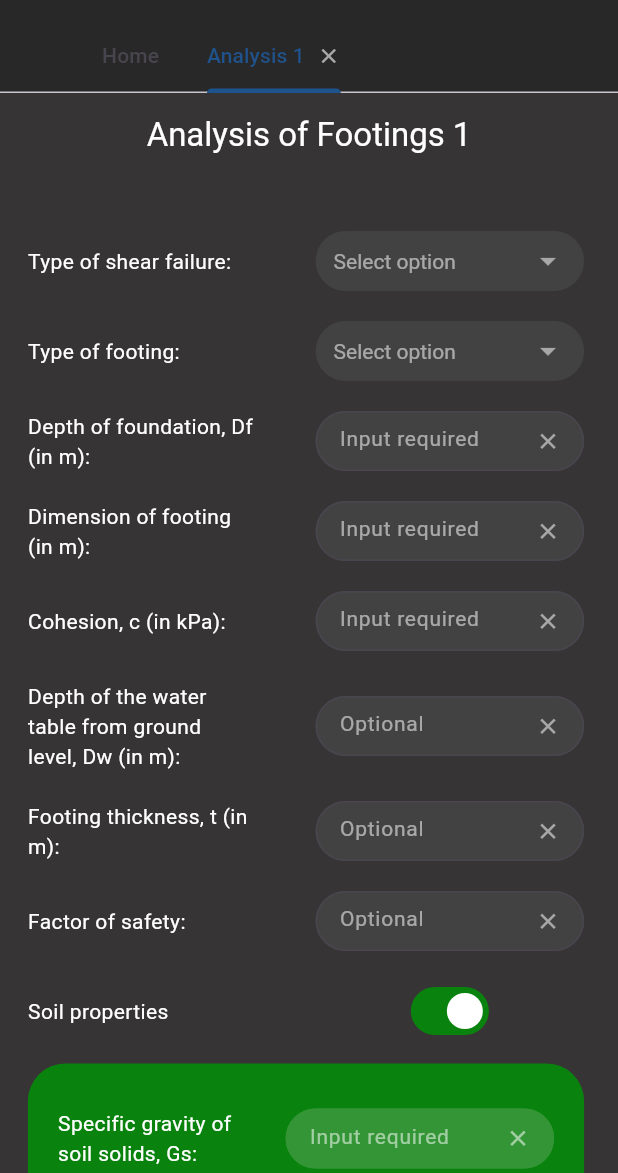
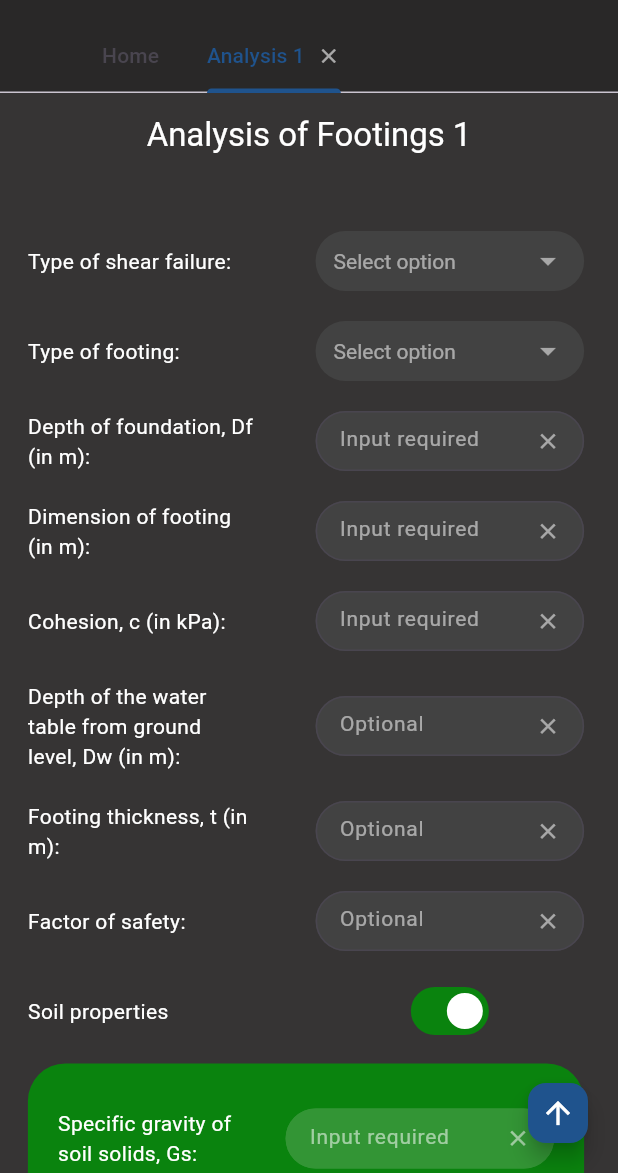
Before and after one commit to raymunddd/foundcalc, a Flutter app: the screen it shows after launch, after a tap on "Analysis of Footings", on a phone screen of 412 x 824 dp, the part 63-1236 px from its top. Run offline on Flutter 3.47's test engine with Material 3 defaults, Android fonts, the phone set to English and light mode, and no system bars.

Commit message:
Floating Icon

```diff
--- a/foundcalc/lib/settings/anal_rectmoment_state.dart
+++ b/foundcalc/lib/settings/anal_rectmoment_state.dart
@@ -1,12 +1,14 @@
 class AnalRectMomentState {
-  //String? selectedSoilType;
-  //String? selectedFootingType;
-  String inputNumberOne = '';
-  String inputNumberTwo = '';
-  String inputNumberThree= '';
-  //String waterTableDistance = '';
-  //String baseOfFoundation = '';
-  final String title;
+  String title;
+  String inputNumberOne;
+  String inputNumberTwo;
+  String inputNumberThree;
+  bool scrollToTop = false;
 
-  AnalRectMomentState({required this.title});
+  AnalRectMomentState({
+    required this.title,
+    this.inputNumberOne = '',
+    this.inputNumberTwo = '',
+    this.inputNumberThree = '',
+  });
 }
--- a/foundcalc/lib/settings/analysis_state.dart
+++ b/foundcalc/lib/settings/analysis_state.dart
@@ -40,6 +40,7 @@ class AnalysisState {
     bool isGammaDryEnabled = true;
     bool isGammaMoistEnabled = true;
     bool showResults = false;
+      bool scrollToTop = false;
 
 //Final answer, No erasures
     double? finalAnswerP;
--- a/foundcalc/lib/settings/design_state.dart
+++ b/foundcalc/lib/settings/design_state.dart
@@ -5,6 +5,7 @@ class DesignState {
   //String waterTableDistance = '';
   //String baseOfFoundation = '';
   final String title;
+    bool scrollToTop = false;
 
   DesignState({required this.title});
 }
--- a/foundcalc/lib/tab_home.dart
+++ b/foundcalc/lib/tab_home.dart
@@ -25,8 +25,6 @@ class _TabbedHomePageState extends State<TabbedHomePage>
   Map<String, AnalRectMomentState> analRectMomentStates = {}; // Initialize empty
   Map<String, DesignState> designStates = {};
 
-
-
   @override
   void initState() {
     super.initState();
@@ -38,8 +36,6 @@ class _TabbedHomePageState extends State<TabbedHomePage>
     _tabController.dispose(); // Dispose of the TabController
     super.dispose();
   }
-
-
 
 //ANALYSIS
   void _addAnalysisItem() {
@@ -152,46 +148,6 @@ class _TabbedHomePageState extends State<TabbedHomePage>
     });
   }
 
-
-  /*TEMPLATE KUNG LALAGAY NG IBA PANG CALC
-
-  void _add<[NameNgCalc]>Item() {
-    setState(() {
-      int nextNumber = _getNextNumber(<[NameNgCalc]>Items, "Analysis");
-    String newItem = 'Name $nextNumber';
-    <[NameNgCalc]>Items.add(newItem);
-    <[NameNgCalc]>States[newItem] = <[NameNgCalc]>State(title: newItem); // Create state
-
-      _tabs.add(newItem); // Add to tabs list for display
-      _tabController = TabController(length: _tabs.length, vsync: this);
-      _tabController.animateTo(_tabs.length - 1); // Switch to the new tab
-      _tabCounter++;
-    });
-  }
-
-  void _remove<[NameNgCalc]>Item(int index) {
-    setState(() {
-            String tabToRemove = _tabs[index];
-            int <[NameNgCalc]>Index = <[NameNgCalc]>Items.indexOf(tabToRemove);
-
-            if (<[NameNgCalc]>Index != -1) {
-              // Remove from analysisItems and states
-              String removedTab = <[NameNgCalc]>Items.removeAt(<[NameNgCalc]>Index);
-              <[NameNgCalc]>States.remove(removedTab);
-
-              // Remove from tabs
-              _tabs.removeAt(index);
-
-              // UPDATE (Wag kalimutan)
-              _tabController = TabController(length: _tabs.length, vsync: this);
-              if (_tabController.index >= _tabs.length && _tabs.isNotEmpty) {
-                _tabController.animateTo(_tabs.length - 1);
-              }
-            }
-          });
-        } */
-
-
   int _getNextNumber(List<String> items, String type) {
     if (items.isEmpty) return 1;
 
@@ -202,11 +158,6 @@ class _TabbedHomePageState extends State<TabbedHomePage>
     int maxNumber = existingNumbers.isEmpty ? 0 : existingNumbers.reduce((a, b) => a > b ? a : b);
     return maxNumber + 1;
   }
-
-
-
-
-
 
   @override
   Widget build(BuildContext context) {
@@ -350,35 +301,6 @@ class _TabbedHomePageState extends State<TabbedHomePage>
                     },
                   ),
               ],
-
-              /*
-              if (<[NameNgCalc]>Items.isNotEmpty) ...[
-                ListTile(
-                  tileColor: Color(0xFF414141),
-                  title: Text(
-                    'Design Tabs',
-                    style: TextStyle(fontWeight: FontWeight.bold, color: Colors.white),
-                  ),
-                ),
-                for (int i = 0; i < <[NameNgCalc]>Items.length; i++)
-                  ListTile(
-                    tileColor: Color(0xFF414141),
-                    title: Text(
-                      <[NameNgCalc]>Items[i],
-                      style: TextStyle(color: Colors.white),
-                    ),
-                    trailing: IconButton(
-                      icon: Icon(Icons.delete, color: Colors.white),
-                      onPressed: () => _remove<[NameNgCalc]>Item(i+1), //+1 because home is index 0
-                    ),
-                    onTap: () {
-                      _tabController.animateTo(analysisItems.length + i + 1); //+1 because home is index 0
-                      Navigator.of(context).pop(); // Close the drawer
-                    },
-                  ),
-              ],*/
-
-
               ListTile(
                 tileColor: Color(0xFF414141),
                 title: Text(
@@ -411,7 +333,7 @@ class _TabbedHomePageState extends State<TabbedHomePage>
                   mainAxisAlignment: MainAxisAlignment.center,
                   children: [
                     Text(
-                      "Welcome to Block B’s Footing Calculator!",
+                      "Welcome to Block B's Footing Calculator!",
                       style: TextStyle(
                         fontSize: 24,
                         color: Colors.white,
@@ -462,50 +384,92 @@ class _TabbedHomePageState extends State<TabbedHomePage>
             // Analysis and Design pages will be added dynamically
             // They will be added in the TabBarView based on _tabs list
 
-
-
   //View Tabs
           ..._tabs.where((title) => title != 'Home').map((title) {
-            //Copy paste nalang natin to if need gumawa bagong calc
             if (title.startsWith('Analysis')) {
-              return AnalysisPage(
+              return Stack(
+                children: [
+                  AnalysisPage(
                     title: title,
                     state: analysisStates[title]!,
                     onStateChanged: (newState) {
                       analysisStates[title] = newState;
                     },
+                  ),
+                  Positioned(
+                    right: 16,
+                    bottom: 16,
+                    child: FloatingActionButton(
+                      backgroundColor: Color(0xFF1F538D),
+                      mini: true,
+                      child: Icon(Icons.arrow_upward, color: Colors.white),
+                      onPressed: () {
+                        if (title.startsWith('Analysis')) {
+                          analysisStates[title]!.scrollToTop = true;
+                          setState(() {}); // Trigger rebuild to pass the message
+                        }
+                      },
+                    ),
+                  ),
+                ],
               );
             }
             else if (title.startsWith('RectMoment')) {
-              return AnalRectMomentPage(
+              return Stack(
+                children: [
+                  AnalRectMomentPage(
                     title: title,
                     state: analRectMomentStates[title]!,
                     onStateChanged: (newState) {
                       analRectMomentStates[title] = newState;
                     },
-              ); }
-            //Lagay ng else din if dito kung anong title ng calc na yun
-                /* Ito template:
-                            if (title.startsWith('Analysis')) {
-                              return AnalysisPage(
-                                title: title,
-                                state: analysisStates[title]!,
-                                onStateChanged: (newState) {
-                                  analysisStates[title] = newState;
+                  ),
+                  Positioned(
+                    right: 16,
+                    bottom: 16,
+                    child: FloatingActionButton(
+                      backgroundColor: Color(0xFF1F538D),
+                      mini: true,
+                      child: Icon(Icons.arrow_upward, color: Colors.white),
+                      onPressed: () {
+                        if (title.startsWith('RectMoment')) {
+                          analRectMomentStates[title]!.scrollToTop = true;
+                          setState(() {}); // Trigger rebuild to pass the message
+                        }
                       },
+                    ),
+                  ),
+                ],
               );
-                            }  */
+            }
             else {
-              return DesignPage(
+              return Stack(
+                children: [
+                  DesignPage(
                     title: title,
                     state: designStates[title]!,
                     onStateChanged: (newState) {
                       designStates[title] = newState;
                     },
+                  ),
+                  Positioned(
+                    right: 16,
+                    bottom: 16,
+                    child: FloatingActionButton(
+                      backgroundColor: Color(0xFF1F538D),
+                      mini: true,
+                      child: Icon(Icons.arrow_upward, color: Colors.white),
+                      onPressed: () {
+                        if (title.startsWith('Design')) {
+                          designStates[title]!.scrollToTop = true;
+                          setState(() {}); // Trigger rebuild to pass the message
+                        }
+                      },
+                    ),
+                  ),
+                ],
               );
             }
-
-
           }).toList(),
         ],
       ),
```
Also changed, not shown: foundcalc/lib/pages/anal_rectmoment.dart (+20 -1 lines), foundcalc/lib/pages/analysis_page.dart (+22 -0 lines), foundcalc/lib/pages/design_page.dart (+41 -7 lines). Lines whose indentation alone changed are shown as unchanged.
